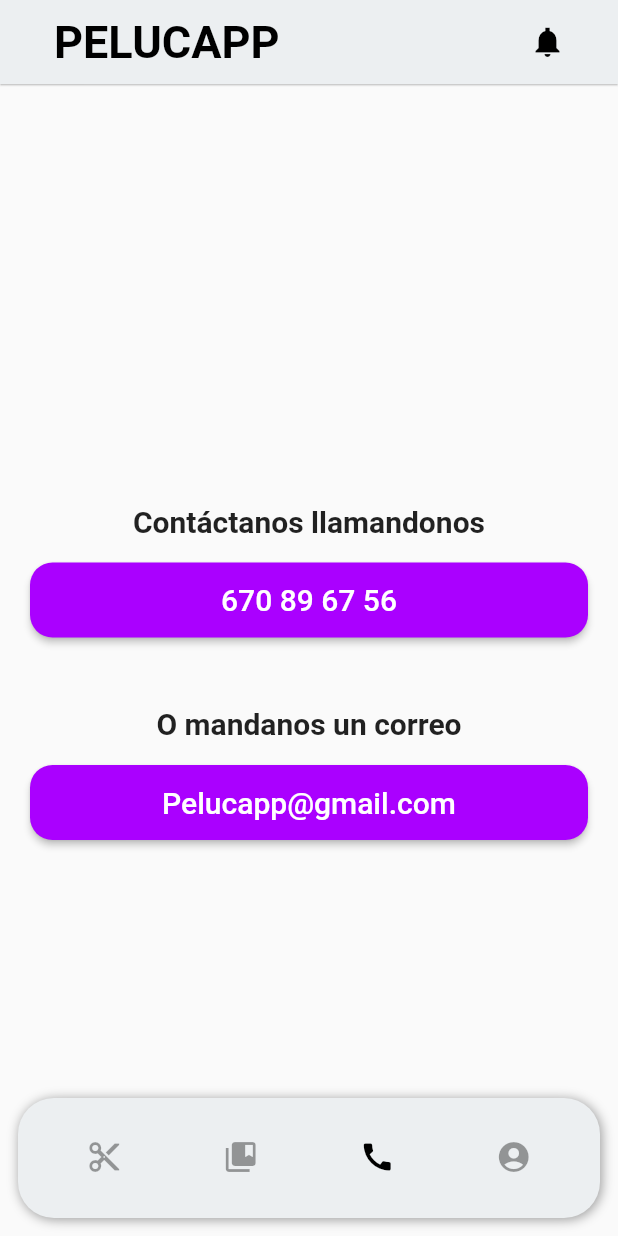
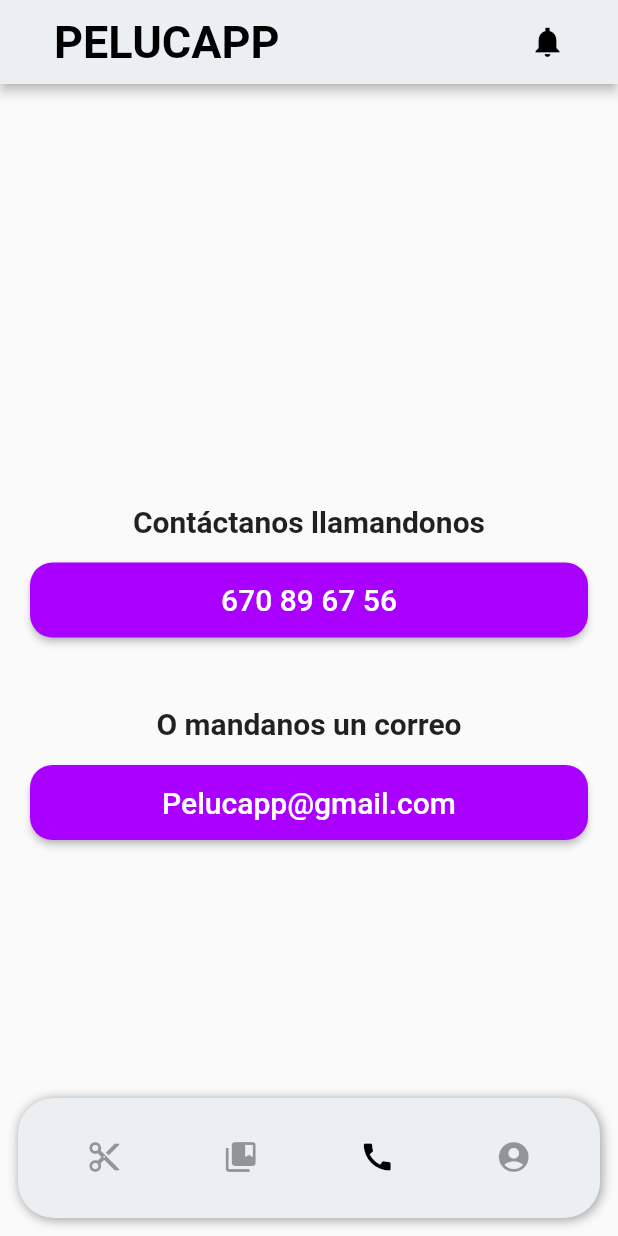
Before and after one commit to Tristan-Al/pelucapp, a Flutter app: the HomeScreen screen opened by its route, item 3 of the bottom bar chosen, after a tap on the "notifications" icon, on a phone screen of 412 x 824 dp. Run offline on Flutter 3.47's test engine with Material 2 defaults, Android fonts, the phone set to English and light mode, and no system bars; our stand-ins replace get; network calls fail.

Commit message:
Avance de la pagina servicios.

```diff
--- a/lib/main.dart
+++ b/lib/main.dart
@@ -24,6 +24,7 @@ class MyApp extends StatelessWidget {
         'register':(context) => RegisterScreen(),
         'mis_reservas':(context) => MisReservasScreen(),
         'peluqueros':(context) => PeluquerosScreen(),
+        'servicios':(context) => ServiciosScreen(),
       },
 
     );
--- a/lib/screens/home_screen.dart
+++ b/lib/screens/home_screen.dart
@@ -35,7 +35,6 @@ class _HomeScreenState extends State<HomeScreen> {
       extendBody: true,
       appBar: AppBar(
         automaticallyImplyLeading: false,
-        elevation: 0.5,
         title: Padding(
           padding: EdgeInsets.only(left: 20),
           child: BigText(text: 'PELUCAPP', color: AppTheme.secondaryTextColor,),
--- a/lib/screens/peluqueros_screen.dart
+++ b/lib/screens/peluqueros_screen.dart
@@ -10,6 +10,13 @@ class PeluquerosScreen extends StatelessWidget {
   Widget build(BuildContext context) {
 
     PageController pageController = PageController(viewportFraction: 0.75);
+
+    List<_Peluquero> peluqueros = [
+      _Peluquero('Fabio','Corte, Tinte, Barba, Champu'),
+      _Peluquero('Jorge','Corte, Tinte'),
+      _Peluquero('Vicenzo','Champu'),
+      _Peluquero('Simone','Corte, Barba'),
+    ];
 
     return Scaffold(
       appBar: AppBar(
@@ -36,16 +43,17 @@ class PeluquerosScreen extends StatelessWidget {
       body: Column(
           children: [
             Padding(
-              padding: const EdgeInsets.symmetric(vertical: 40),
+              padding: const EdgeInsets.symmetric(vertical: 20),
               child: SmallText(text: 'Elige tu pelquero favorito', color: AppTheme.secondaryTextColor,),
             ),
             Container(
               height: 400,
               child: PageView.builder(
                 controller: pageController,
-                itemCount: 5,
+                itemCount: peluqueros.length,
                 itemBuilder: (context, index){
-                  return _buildPeluquerosCard(index);
+                  _Peluquero peluquero = peluqueros[index];
+                  return _buildPeluquerosCard(peluquero, context);
                 }
               ),
             ),
@@ -55,7 +63,7 @@ class PeluquerosScreen extends StatelessWidget {
   }
 }
 
-Widget _buildPeluquerosCard(int index){
+Widget _buildPeluquerosCard(_Peluquero peluquero, context){
   return Stack(
     children: [
       Align(
@@ -79,20 +87,29 @@ Widget _buildPeluquerosCard(int index){
             width: 290,
             child: Column(
               crossAxisAlignment: CrossAxisAlignment.start,
+              mainAxisAlignment: MainAxisAlignment.start,
               children: [
-                SizedBox(height: 70,),
-                BigText(text: "Fabio", color: AppTheme.secondaryTextColor,),
+                const SizedBox(height: 90,),
+                BigText(text: peluquero.nombre, color: AppTheme.secondaryTextColor,),
                 const SizedBox(height: 10,),
                 BigText(text: 'Servicios disponibles:', color: AppTheme.secondaryTextColor, size: 20),
                 const SizedBox(height: 10,),
-                Align(
-                  alignment: Alignment.bottomRight,
-                  child: IconButton(
-                        iconSize: 50,
+                SmallText(text: peluquero.servicios, color: Colors.black45),
+                const SizedBox(height: 10,),
+                Expanded(
+                  child: Container(
+                    width: double.infinity,
+                    margin: EdgeInsets.only(bottom: 5),
+                    child: IconButton(
+                        iconSize: 40,
                         icon: const Icon(Icons.check_circle),
-                        onPressed: () {},
+                        alignment: Alignment.bottomRight,
+                        onPressed: () {
+                          Navigator.pushNamed(context, 'servicios');
+                        },
                         color: AppTheme.buttomColor,
                       ),
+                  )
                   ),
               ],
             ),
@@ -103,9 +120,15 @@ Widget _buildPeluquerosCard(int index){
         alignment: Alignment.topCenter,
         child: CircleAvatar(
             maxRadius: 80,
-            backgroundImage: NetworkImage('https://i.pinimg.com/originals/66/c6/a2/66c6a209ac4100d91e1112896a8551b5.jpg'),
+            backgroundImage: AssetImage('assets/salon.jpg'),
            ),
       ),
     ],
   );
 }
+
+class _Peluquero {
+  final String nombre;
+  final String servicios;
+  _Peluquero(this.nombre, this.servicios);
+}
--- a/lib/screens/screens.dart
+++ b/lib/screens/screens.dart
@@ -7,3 +7,4 @@ export 'package:pelucapp/screens/splash_screen.dart';
 export 'package:pelucapp/screens/front_page_screen.dart';
 export 'package:pelucapp/screens/peluqueros_screen.dart';
 export 'package:pelucapp/screens/call_screen.dart';
+export 'package:pelucapp/screens/servicios_screen.dart';
--- a/lib/theme/app_theme.dart
+++ b/lib/theme/app_theme.dart
@@ -13,7 +13,7 @@ class AppTheme{
 
     appBarTheme: const AppBarTheme(
       color: mainColor,
-      elevation: 10,
+      elevation: 3,
     ),
 
     inputDecorationTheme: const InputDecorationTheme(
--- a/lib/widgets/widgets.dart
+++ b/lib/widgets/widgets.dart
@@ -1,3 +1,2 @@
-export 'package:pelucapp/widgets/card_slider.dart';
 export 'package:pelucapp/widgets/big_text.dart';
 export 'package:pelucapp/widgets/small_text.dart';
```
Also changed, not shown: lib/screens/servicios_screen.dart (added, +177 -0 lines), assets/salon.jpg (added), assets/servicio.png (added), pubspec.lock.
